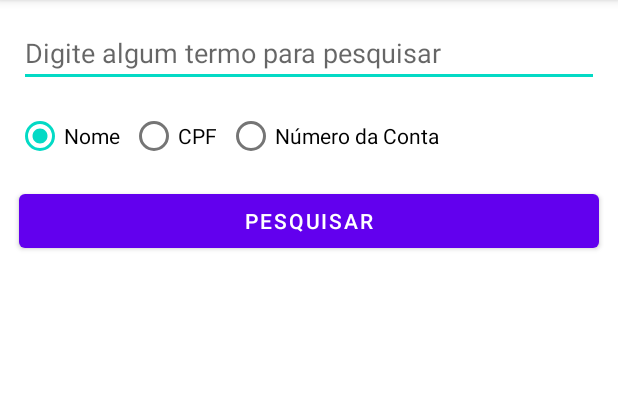
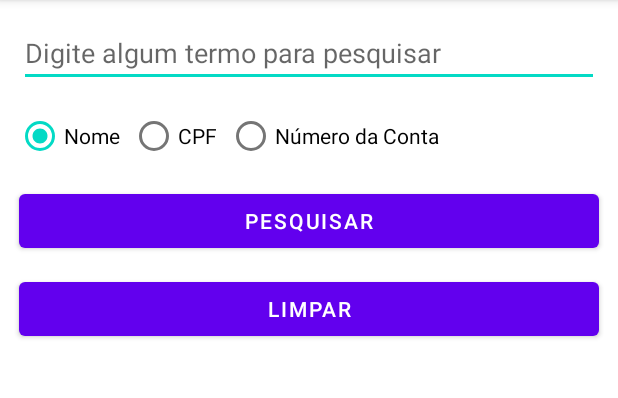
Before and after one commit to jmateusps16/banco-app, an Android app: the PesquisarActivity screen opened directly, with no data from a screen before it, after a tap on "PESQUISAR", on a phone screen of 412 x 824 dp, the part 84-482 px from its top. Run offline under Robolectric (Android 15) with nearby library versions, the phone set to English and light mode, and no system bars; our stand-ins replace Room's generated code.

Commit message:
pesquisando conta e limpando pesquisa. Removido TODOS realizados

```diff
--- a/app/src/main/java/br/ufpe/cin/residencia/banco/CreditarActivity.java
+++ b/app/src/main/java/br/ufpe/cin/residencia/banco/CreditarActivity.java
@@ -9,7 +9,6 @@ import android.widget.Button;
 import android.widget.EditText;
 import android.widget.TextView;
 
-//Ver anotações TODO no código
 public class CreditarActivity extends AppCompatActivity {
     BancoViewModel viewModel;
     @Override
@@ -33,8 +32,6 @@ public class CreditarActivity extends AppCompatActivity {
         btnOperacao.setOnClickListener(
                 v -> {
                     String numOrigem = numeroContaOrigem.getText().toString();
-                    //TODO lembrar de implementar validação do número da conta e do valor da operação, antes de efetuar a operação de crédito.
-                    // O método abaixo está sendo chamado, mas precisa ser implementado na classe BancoViewModel para funcionar.
                     double valor = Double.valueOf(valorOperacao.getText().toString());
                     viewModel.creditar(numOrigem,valor);
                     finish();
--- a/app/src/main/java/br/ufpe/cin/residencia/banco/DebitarActivity.java
+++ b/app/src/main/java/br/ufpe/cin/residencia/banco/DebitarActivity.java
@@ -9,7 +9,6 @@ import android.widget.Button;
 import android.widget.EditText;
 import android.widget.TextView;
 
-//Ver anotações TODO no código
 public class DebitarActivity extends AppCompatActivity {
     BancoViewModel viewModel;
     @Override
@@ -35,8 +34,6 @@ public class DebitarActivity extends AppCompatActivity {
         btnOperacao.setOnClickListener(
                 v -> {
                     String numOrigem = numeroContaOrigem.getText().toString();
-                    //TODO lembrar de implementar validação do número da conta e do valor da operação, antes de efetuar a operação de débito.
-                    // O método abaixo está sendo chamado, mas precisa ser implementado na classe BancoViewModel para funcionar.
                     double valor = Double.valueOf(valorOperacao.getText().toString());
                     viewModel.debitar(numOrigem, valor);
                     finish();
--- a/app/src/main/java/br/ufpe/cin/residencia/banco/MainActivity.java
+++ b/app/src/main/java/br/ufpe/cin/residencia/banco/MainActivity.java
@@ -13,7 +13,6 @@ import java.text.NumberFormat;
 import br.ufpe.cin.residencia.banco.cliente.ClientesActivity;
 import br.ufpe.cin.residencia.banco.conta.ContasActivity;
 
-//Ver anotações TODO no código
 public class MainActivity extends AppCompatActivity {
     private BancoViewModel viewModel;
     private TextView totalBanco;
--- a/app/src/main/java/br/ufpe/cin/residencia/banco/PesquisarActivity.java
+++ b/app/src/main/java/br/ufpe/cin/residencia/banco/PesquisarActivity.java
@@ -7,15 +7,16 @@ import androidx.recyclerview.widget.RecyclerView;
 
 import android.os.Bundle;
 import android.util.Log;
+import android.view.View;
 import android.widget.Button;
 import android.widget.EditText;
 import android.widget.RadioGroup;
 
 import java.util.ArrayList;
+import java.util.Collections;
 
 import br.ufpe.cin.residencia.banco.conta.ContaAdapter;
 
-//Ver anotações TODO no código
 public class PesquisarActivity extends AppCompatActivity {
     BancoViewModel viewModel;
     ContaAdapter adapter;
@@ -27,6 +28,7 @@ public class PesquisarActivity extends AppCompatActivity {
         viewModel = new ViewModelProvider(this).get(BancoViewModel.class);
         EditText aPesquisar = findViewById(R.id.pesquisa);
         Button btnPesquisar = findViewById(R.id.btn_Pesquisar);
+        Button btnLimpar = findViewById(R.id.btn_Limpar);
         RadioGroup tipoPesquisa = findViewById(R.id.tipoPesquisa);
         RecyclerView rvResultado = findViewById(R.id.rvResultado);
         adapter = new ContaAdapter(getLayoutInflater());
@@ -36,12 +38,34 @@ public class PesquisarActivity extends AppCompatActivity {
         btnPesquisar.setOnClickListener(
                 v -> {
                     String oQueFoiDigitado = aPesquisar.getText().toString();
-                    //TODO implementar a busca de acordo com o tipo de busca escolhido pelo usuário
+                    switch (tipoPesquisa.getCheckedRadioButtonId()) {
+                        case R.id.peloNumeroConta:
+                            viewModel.buscarPeloNumero(oQueFoiDigitado).observe(this, conta -> {
+                                adapter.setContas(Collections.singletonList(conta));
+                            });
+                            break;
+                        case R.id.peloNomeCliente:
+                            viewModel.buscarPeloNome(oQueFoiDigitado).observe(this, contas -> {
+                                adapter.setContas(contas);
+                            });
+                            break;
+                        case R.id.peloCPFcliente:
+                            viewModel.buscarPeloCPF(oQueFoiDigitado).observe(this, contas -> {
+                                adapter.setContas(contas);
+                            });
+                            break;
+                        default:
+                            break;
+                    }
                 }
         );
 
-        //TODO atualizar o RecyclerView com resultados da busca na medida que encontrar
-
-
+        btnLimpar.setOnClickListener(new View.OnClickListener() {
+            @Override
+            public void onClick(View v) {
+                aPesquisar.setText("");
+                adapter.setContas(new ArrayList<>());
+            }
+        });
     }
 }
--- a/app/src/main/java/br/ufpe/cin/residencia/banco/TransferirActivity.java
+++ b/app/src/main/java/br/ufpe/cin/residencia/banco/TransferirActivity.java
@@ -8,7 +8,6 @@ import android.widget.Button;
 import android.widget.EditText;
 import android.widget.TextView;
 
-//Ver anotações TODO no código
 public class TransferirActivity extends AppCompatActivity {
 
     BancoViewModel viewModel;
@@ -34,8 +33,6 @@ public class TransferirActivity extends AppCompatActivity {
                 v -> {
                     String numOrigem = numeroContaOrigem.getText().toString();
                     String numDestino = numeroContaDestino.getText().toString();
-                    //TODO lembrar de implementar validação dos números das contas e do valor da operação, antes de efetuar a operação de transferência.
-                    // O método abaixo está sendo chamado, mas precisa ser implementado na classe BancoViewModel para funcionar.
                     double valor = Double.valueOf(valorOperacao.getText().toString());
                     viewModel.transferir(numOrigem, numDestino, valor);
                     finish();
--- a/app/src/main/java/br/ufpe/cin/residencia/banco/conta/AdicionarContaActivity.java
+++ b/app/src/main/java/br/ufpe/cin/residencia/banco/conta/AdicionarContaActivity.java
@@ -12,7 +12,6 @@ import android.widget.Toast;
 
 import br.ufpe.cin.residencia.banco.R;
 
-//Ver anotações TODO no código
 public class AdicionarContaActivity extends AppCompatActivity {
 
     ContaViewModel viewModel;
--- a/app/src/main/java/br/ufpe/cin/residencia/banco/conta/ContaDAO.java
+++ b/app/src/main/java/br/ufpe/cin/residencia/banco/conta/ContaDAO.java
@@ -52,7 +52,6 @@ public interface ContaDAO {
     @Query("SELECT * FROM contas WHERE cpfCliente = :cpfDoCliente ORDER BY numero ASC")
     LiveData<List<Conta>> buscarContasPorCPFCliente(String cpfDoCliente);
 
+    @Query("SELECT * FROM contas WHERE numero LIKE :numeroConta OR nomeCliente LIKE :nomeTitular OR cpfCliente LIKE :cpfTitular")
+    public LiveData<List<Conta>> buscar(String numeroConta, String nomeTitular, String cpfTitular);
 }
-//Ver anotações TODO no código
-//TODO incluir métodos para atualizar conta e remover conta
-//TODO incluir métodos para buscar pelo (1) número da conta, (2) pelo nome e (3) pelo CPF do Cliente
--- a/app/src/main/java/br/ufpe/cin/residencia/banco/conta/ContaViewHolder.java
+++ b/app/src/main/java/br/ufpe/cin/residencia/banco/conta/ContaViewHolder.java
@@ -15,7 +15,6 @@ import java.text.NumberFormat;
 
 import br.ufpe.cin.residencia.banco.R;
 
-//Ver anotações TODO no código
 public class ContaViewHolder  extends RecyclerView.ViewHolder {
     TextView nomeCliente;
     TextView infoConta;
@@ -31,7 +30,6 @@ public class ContaViewHolder  extends RecyclerView.ViewHolder {
     void bindTo(Conta c) {
         this.nomeCliente.setText(c.nomeCliente);
         this.infoConta.setText(c.numero + " | " + "Saldo atual: R$" + NumberFormat.getCurrencyInstance().format(c.saldo));
-        //TODO Falta atualizar a imagem de acordo com o valor do saldo atual
         this.addListener(c.numero);
     }
 
--- a/app/src/main/res/layout/activity_pesquisar.xml
+++ b/app/src/main/res/layout/activity_pesquisar.xml
@@ -45,6 +45,12 @@
         android:layout_height="wrap_content"
         android:layout_margin="5dp"
         android:text="Pesquisar" />
+    <Button
+        android:id="@+id/btn_Limpar"
+        android:layout_width="match_parent"
+        android:layout_height="wrap_content"
+        android:layout_margin="5dp"
+        android:text="Limpar" />
 
     <androidx.recyclerview.widget.RecyclerView
         android:id="@+id/rvResultado"
```
Also changed, not shown: app/src/main/java/br/ufpe/cin/residencia/banco/BancoViewModel.java (+14 -7 lines), app/src/main/java/br/ufpe/cin/residencia/banco/conta/ContaRepository.java (+7 -9 lines), app/src/main/java/br/ufpe/cin/residencia/banco/conta/ContaViewModel.java (+0 -7 lines).
